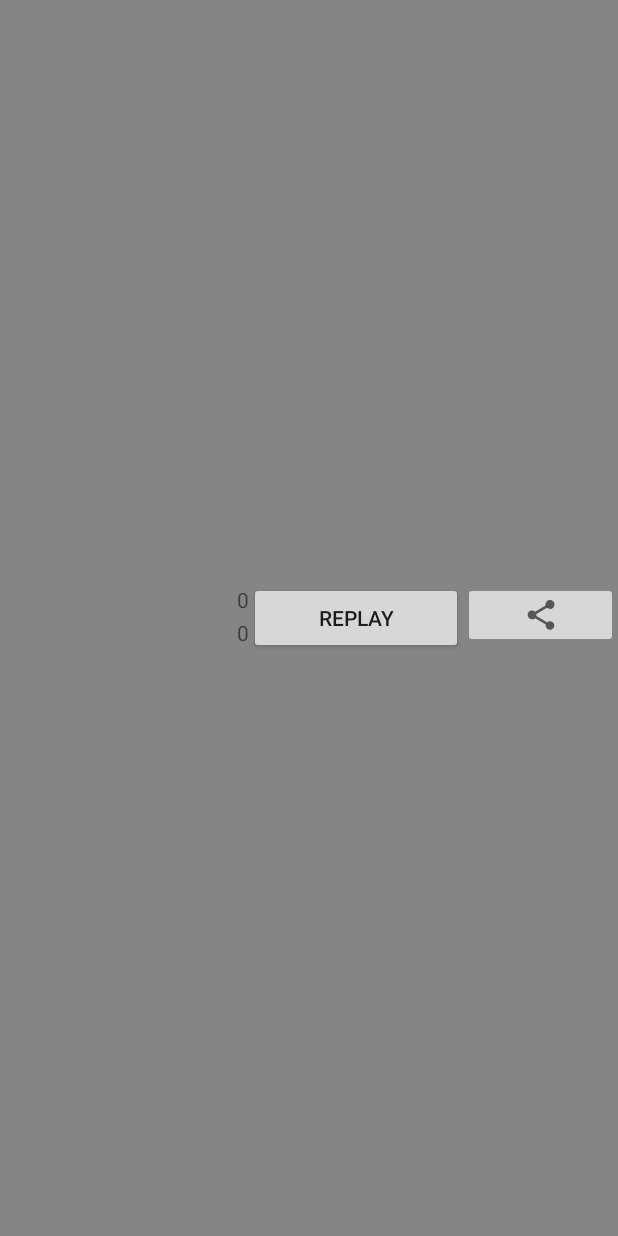
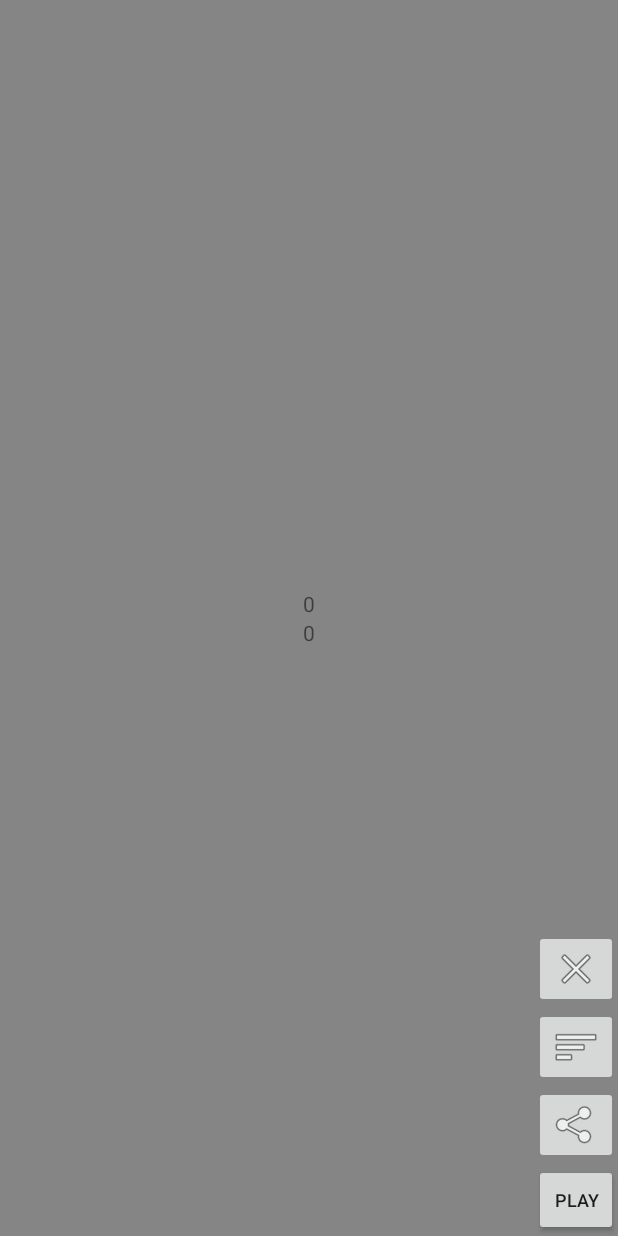
Before and after one commit to heffernan111/PopR, an Android app: the GameOver screen opened directly, with no data from a screen before it, on a phone screen of 412 x 824 dp. Run offline under Robolectric (Android 15) with nearby library versions, the phone set to English and light mode, and no system bars; our stand-ins replace Firebase (no records; nobody signed in at launch, a user with empty details on screens opened directly); 3 statements that could not run were skipped.

Commit message:
fixed recycle view
amended layouts and cycle view is scrollable

```diff
--- a/app/src/main/res/layout/game_over.xml
+++ b/app/src/main/res/layout/game_over.xml
@@ -6,27 +6,17 @@
     android:layout_height="match_parent">
 
     <LinearLayout
-        android:id="@+id/linearLayout"
-        android:layout_width="match_parent"
+        android:id="@+id/scoreLayout"
+        android:layout_width="wrap_content"
         android:layout_height="wrap_content"
         android:layout_gravity="center"
-        android:orientation="vertical">
-
-        <LinearLayout
-            android:layout_width="match_parent"
-            android:layout_height="match_parent"
-            android:orientation="horizontal">
-
-            <LinearLayout
-                android:layout_width="111dp"
-                android:layout_height="match_parent"
         android:layout_weight="1"
         android:orientation="vertical">
 
         <TextView
             android:id="@+id/playerbest_score"
             android:layout_width="match_parent"
-                    android:layout_height="wrap_content"
+            android:layout_height="match_parent"
             android:layout_weight="1"
             android:gravity="center"
             android:text="Your Top Score : 00"
@@ -35,32 +25,67 @@
         <TextView
             android:id="@+id/player_score"
             android:layout_width="match_parent"
-                    android:layout_height="wrap_content"
+            android:layout_height="match_parent"
             android:layout_gravity="center"
             android:layout_weight="1"
             android:text="Score:00"
             android:textAlignment="textEnd"
             tools:layout_editor_absoluteY="535dp" />
+
     </LinearLayout>
 
-            <Button
-                android:id="@+id/restartButton"
+    <LinearLayout
+        android:id="@+id/buttonsLayout"
         android:layout_width="wrap_content"
         android:layout_height="wrap_content"
-                android:layout_alignParentTop="true"
-                android:layout_centerHorizontal="true"
+        android:layout_gravity="bottom|end"
         android:layout_weight="1"
-                android:onClick="restart"
-                android:text="Replay"
-                tools:layout_editor_absoluteY="427dp" />
+        android:orientation="vertical">
+
+        <ImageButton
+            android:id="@+id/imageButton5"
+            android:layout_width="wrap_content"
+            android:layout_height="wrap_content"
+            android:layout_weight="1"
+            app:srcCompat="@android:drawable/ic_menu_close_clear_cancel" />
+
+        <ImageButton
+            android:id="@+id/imageButton4"
+            android:layout_width="wrap_content"
+            android:layout_height="wrap_content"
+            android:layout_weight="1"
+            app:srcCompat="@android:drawable/ic_menu_sort_by_size" />
 
         <ImageButton
             android:id="@+id/imageButton"
             android:layout_width="wrap_content"
             android:layout_height="wrap_content"
             android:layout_weight="1"
-                app:srcCompat="?attr/actionModeShareDrawable" />
+            app:srcCompat="@android:drawable/ic_menu_share" />
+
+        <Button
+            android:id="@+id/restartButton"
+            android:layout_width="56dp"
+            android:layout_height="wrap_content"
+            android:layout_alignParentTop="true"
+            android:layout_centerHorizontal="true"
+            android:layout_weight="1"
+            android:onClick="restart"
+            android:text="Play"
+            android:textSize="12sp"
+            tools:layout_editor_absoluteY="427dp" />
     </LinearLayout>
+
+    <LinearLayout
+        android:id="@+id/containerRecycleView"
+        android:layout_width="match_parent"
+        android:layout_height="250dp"
+        android:layout_gravity="top"
+        android:orientation="vertical">
+
+        <ScrollView
+            android:layout_width="match_parent"
+            android:layout_height="362dp">
 
             <android.support.v7.widget.RecyclerView
                 android:id="@+id/leaderBoardView"
@@ -70,6 +95,8 @@
 
             </android.support.v7.widget.RecyclerView>
 
+        </ScrollView>
+
     </LinearLayout>
 
 
```
Also changed, not shown: app/src/main/res/layout/activity_main.xml (+48 -19 lines). Lines whose indentation alone changed are shown as unchanged.
